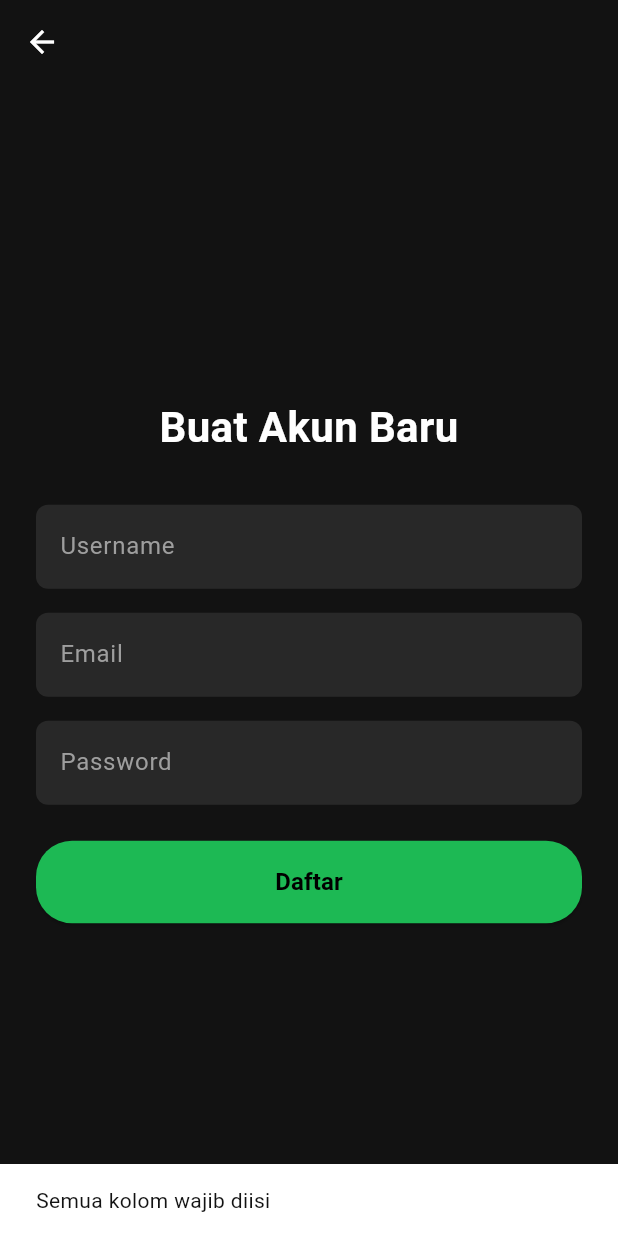
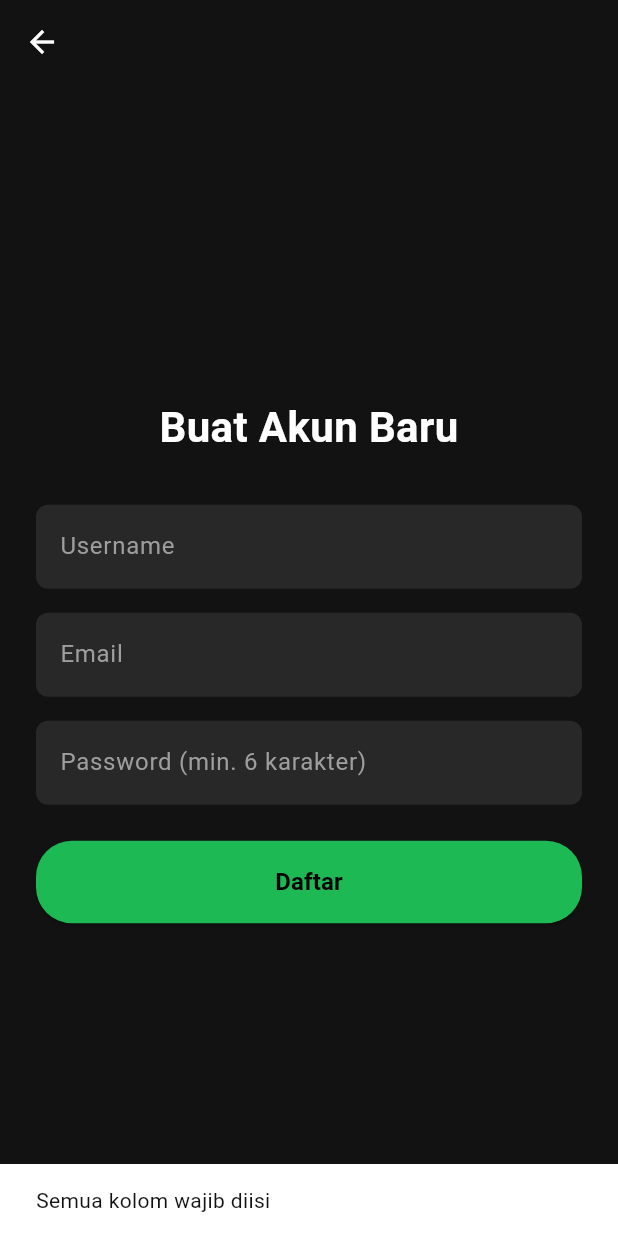
Before and after one commit to Delvia246/sponify, a Flutter app: the RegisterScreen screen opened directly, after a tap on "Daftar", on a phone screen of 412 x 824 dp. Run offline on Flutter 3.47's test engine with Material 3 defaults, Android fonts, the phone set to English and light mode, and no system bars; our stand-ins replace cached_network_image, just_audio, shared_preferences; accounts and stored records are empty.

Commit message:
fix: register auto-login dan perbaikan auth service

```diff
--- a/mobile/lib/screens/register_screen.dart
+++ b/mobile/lib/screens/register_screen.dart
@@ -1,5 +1,8 @@
 import 'package:flutter/material.dart';
 import '../services/auth_service.dart';
+import '../services/session_service.dart';
+import '../widgets/phone_frame.dart';
+import 'main_screen.dart';
 
 class RegisterScreen extends StatefulWidget {
   const RegisterScreen({super.key});
@@ -26,22 +29,46 @@ class _RegisterScreenState extends State<RegisterScreen> {
       return;
     }
 
+    if (password.length < 6) {
+      ScaffoldMessenger.of(context).showSnackBar(
+        const SnackBar(content: Text('Password minimal 6 karakter')),
+      );
+      return;
+    }
+
     setState(() => _isLoading = true);
 
-    final success = await AuthService().register(username, email, password);
+    final user = await AuthService().register(username, email, password);
 
     setState(() => _isLoading = false);
 
     if (!mounted) return;
 
-    if (success) {
+    if (user != null) {
+      // Simpan session
+      await SessionService.saveUser(user);
+      if (!mounted) return;
+
       ScaffoldMessenger.of(context).showSnackBar(
-        const SnackBar(content: Text('Registrasi berhasil! Silakan login.')),
+        const SnackBar(
+          content: Text('Registrasi berhasil! Selamat datang di Sponify.'),
+          backgroundColor: Color(0xFF1DB954),
+        ),
       );
-      Navigator.pop(context);
+
+      // Auto-login: langsung masuk MainScreen
+      Navigator.pushReplacement(
+        context,
+        MaterialPageRoute(
+          builder: (context) => phoneWrap(const MainScreen()),
+        ),
+      );
     } else {
       ScaffoldMessenger.of(context).showSnackBar(
-        const SnackBar(content: Text('Registrasi gagal. Email/username mungkin sudah dipakai.')),
+        const SnackBar(
+          content: Text(
+              'Registrasi gagal. Email atau username mungkin sudah dipakai.'),
+        ),
       );
     }
   }
@@ -71,7 +98,6 @@ class _RegisterScreenState extends State<RegisterScreen> {
               ),
               const SizedBox(height: 32),
 
-              // Input Username
               TextField(
                 controller: _usernameController,
                 style: const TextStyle(color: Colors.white),
@@ -88,7 +114,6 @@ class _RegisterScreenState extends State<RegisterScreen> {
               ),
               const SizedBox(height: 16),
 
-              // Input Email
               TextField(
                 controller: _emailController,
                 keyboardType: TextInputType.emailAddress,
@@ -106,13 +131,12 @@ class _RegisterScreenState extends State<RegisterScreen> {
               ),
               const SizedBox(height: 16),
 
-              // Input Password
               TextField(
                 controller: _passwordController,
                 obscureText: true,
                 style: const TextStyle(color: Colors.white),
                 decoration: InputDecoration(
-                  labelText: 'Password',
+                  labelText: 'Password (min. 6 karakter)',
                   labelStyle: const TextStyle(color: Colors.grey),
                   filled: true,
                   fillColor: const Color(0xFF282828),
@@ -124,7 +148,6 @@ class _RegisterScreenState extends State<RegisterScreen> {
               ),
               const SizedBox(height: 24),
 
-              // Tombol Register
               ElevatedButton(
                 onPressed: _isLoading ? null : _handleRegister,
                 style: ElevatedButton.styleFrom(
--- a/mobile/lib/services/auth_service.dart
+++ b/mobile/lib/services/auth_service.dart
@@ -6,6 +6,7 @@ import '../models/user.dart';
 class AuthService {
   static const String baseUrl = 'http://localhost/sponify/backend/api/';
 
+  // LOGIN - return User kalau berhasil, null kalau gagal
   Future<User?> login(String email, String password) async {
     try {
       final response = await http.post(
@@ -26,7 +27,9 @@ class AuthService {
     }
   }
 
-  Future<bool> register(String username, String email, String password) async {
+  // REGISTER - return User (auto-login) kalau berhasil, null kalau gagal
+  Future<User?> register(
+      String username, String email, String password) async {
     try {
       final response = await http.post(
         Uri.parse('${baseUrl}register.php'),
@@ -39,10 +42,15 @@ class AuthService {
       );
 
       final data = jsonDecode(response.body);
-      return response.statusCode == 201 && data['success'] == true;
+
+      if (response.statusCode == 201 && data['success'] == true) {
+        // Auto-login setelah register berhasil
+        return await login(email, password);
+      }
+      return null;
     } catch (e) {
       debugPrint('Error register: $e');
-      return false;
+      return null;
     }
   }
 }
```
